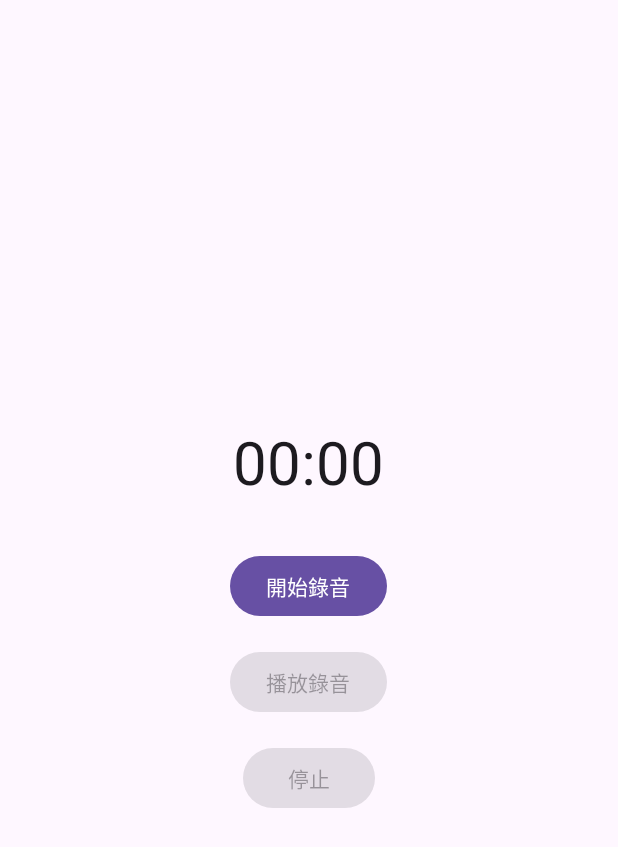
After one commit to jacksonhuang1229/SpeechNote, an Android app: the RecordActivity screen opened directly, with no data from a screen before it, on a phone screen of 412 x 824 dp. The commit adds this screen. Shown: the top 847 px of the screen. Run offline under Robolectric (Android 15) with nearby library versions, the phone set to English and light mode, and no system bars.

Commit message:
Add RecordActivity and MediaRecorder

```diff
--- a/app/src/main/AndroidManifest.xml
+++ b/app/src/main/AndroidManifest.xml
@@ -4,6 +4,7 @@
 
     <uses-permission android:name="android.permission.INTERNET" />
     <uses-permission android:name="android.permission.ACCESS_NETWORK_STATE" />
+    <uses-permission android:name="android.permission.RECORD_AUDIO" />
 
     <application
         android:name=".NetworkApplication"
@@ -33,6 +34,8 @@
                 <category android:name="android.intent.category.LAUNCHER" />
             </intent-filter>
         </activity>
+
+        <activity android:name=".RecordActivity" />
     </application>
 
 </manifest>
--- a/app/src/main/java/com/jackson/speechnote/FirstFragment.kt
+++ b/app/src/main/java/com/jackson/speechnote/FirstFragment.kt
@@ -35,6 +35,11 @@ class FirstFragment : Fragment() {
             val intent = android.content.Intent(requireContext(), RepoListActivity::class.java)
             startActivity(intent)
         }
+
+        binding.buttonRecord.setOnClickListener {
+            val intent = android.content.Intent(requireContext(), RecordActivity::class.java)
+            startActivity(intent)
+        }
     }
 
     override fun onDestroyView() {
--- /dev/null
+++ b/app/src/main/res/layout/activity_record.xml
@@ -0,0 +1,36 @@
+<?xml version="1.0" encoding="utf-8"?>
+<LinearLayout xmlns:android="http://schemas.android.com/apk/res/android"
+    android:layout_width="match_parent"
+    android:layout_height="match_parent"
+    android:orientation="vertical"
+    android:gravity="center"
+    android:padding="16dp">
+
+    <Chronometer
+        android:id="@+id/chronometer"
+        android:layout_width="wrap_content"
+        android:layout_height="wrap_content"
+        android:textSize="40sp"
+        android:layout_marginBottom="32dp"/>
+
+    <Button
+        android:id="@+id/btnRecord"
+        android:layout_width="wrap_content"
+        android:layout_height="wrap_content"
+        android:text="開始錄音"
+        android:layout_marginBottom="16dp"/>
+
+    <Button
+        android:id="@+id/btnPlay"
+        android:layout_width="wrap_content"
+        android:layout_height="wrap_content"
+        android:text="播放錄音"
+        android:layout_marginBottom="16dp"/>
+
+    <Button
+        android:id="@+id/btnStop"
+        android:layout_width="wrap_content"
+        android:layout_height="wrap_content"
+        android:text="停止"/>
+
+</LinearLayout>
```
Also changed, not shown: app/src/main/java/com/jackson/speechnote/RecordActivity.kt (added, +188 -0 lines), app/src/main/res/layout/fragment_first.xml (+12 -1 lines).
